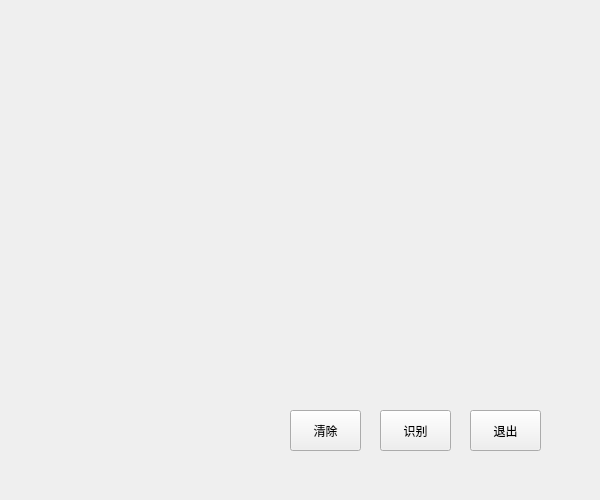
Old version of the form machine Learning/Doodle Boord/doodleboard.ui in the repository FluenceYHL/C-.
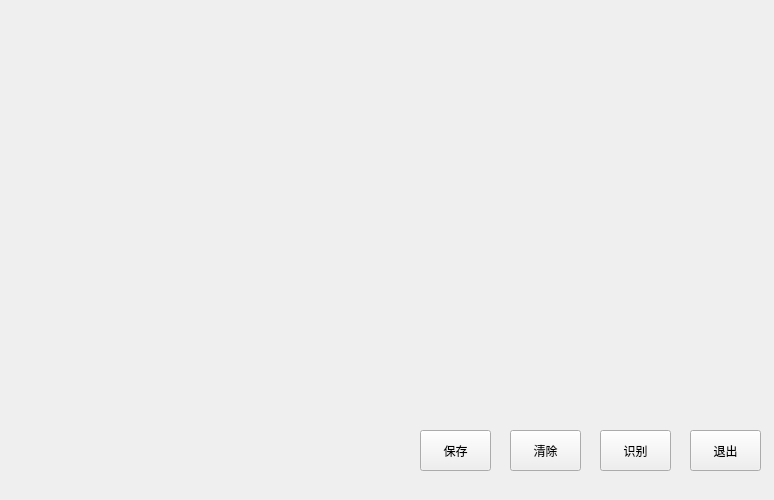
New version of the form.

Commit message: 更改了 涂鸦板 UI, 收集了轨迹, 可以保存图片

The edit to the form file:
```diff
--- a/machine Learning/Doodle Boord/doodleboard.ui
+++ b/machine Learning/Doodle Boord/doodleboard.ui
@@ -6,7 +6,7 @@
    <rect>
     <x>0</x>
     <y>0</y>
-    <width>600</width>
+    <width>774</width>
     <height>500</height>
    </rect>
   </property>
@@ -14,12 +14,41 @@
    <string>doodleBoard</string>
   </property>
   <widget class="QWidget" name="centralWidget">
+   <widget class="QPushButton" name="recognize">
+    <property name="geometry">
+     <rect>
+      <x>600</x>
+      <y>430</y>
+      <width>71</width>
+      <height>41</height>
+     </rect>
+    </property>
+    <property name="styleSheet">
+     <string notr="true">QPushButton{
+
+}
+QPushButton:pressed{
+background-color:rgba(100,255,100,200);
+border-color:rgba(255,255,255,30);
+border-style:inset;
+color:rgba(0,0,0,100);
+}
+QPushButton:hover{
+background-color:rgba(100,255,100,100);
+border-color:rgba(255,255,255,200);
+color:rgba(0,0,0,200);
+}</string>
+    </property>
+    <property name="text">
+     <string>识别</string>
+    </property>
+   </widget>
    <widget class="QLabel" name="result">
     <property name="geometry">
      <rect>
-      <x>280</x>
-      <y>10</y>
-      <width>291</width>
+      <x>420</x>
+      <y>20</y>
+      <width>331</width>
       <height>371</height>
      </rect>
     </property>
@@ -27,41 +56,89 @@
      <string/>
     </property>
    </widget>
-   <widget class="QPushButton" name="recognize">
-    <property name="geometry">
-     <rect>
-      <x>380</x>
-      <y>410</y>
-      <width>71</width>
-      <height>41</height>
-     </rect>
-    </property>
-    <property name="text">
-     <string>识别</string>
-    </property>
-   </widget>
    <widget class="QPushButton" name="close_button">
     <property name="geometry">
      <rect>
-      <x>470</x>
-      <y>410</y>
+      <x>690</x>
+      <y>430</y>
       <width>71</width>
       <height>41</height>
      </rect>
     </property>
+    <property name="styleSheet">
+     <string notr="true">QPushButton{
+
+}
+QPushButton:pressed{
+background-color:rgba(100,255,100,200);
+border-color:rgba(255,255,255,30);
+border-style:inset;
+color:rgba(0,0,0,100);
+}
+QPushButton:hover{
+background-color:rgba(100,255,100,100);
+border-color:rgba(255,255,255,200);
+color:rgba(0,0,0,200);
+}</string>
+    </property>
     <property name="text">
      <string>退出</string>
     </property>
    </widget>
+   <widget class="QPushButton" name="save_button">
+    <property name="geometry">
+     <rect>
+      <x>420</x>
+      <y>430</y>
+      <width>71</width>
+      <height>41</height>
+     </rect>
+    </property>
+    <property name="styleSheet">
+     <string notr="true">QPushButton{
+
+}
+QPushButton:pressed{
+background-color:rgba(100,255,100,200);
+border-color:rgba(255,255,255,30);
+border-style:inset;
+color:rgba(0,0,0,100);
+}
+QPushButton:hover{
+background-color:rgba(100,255,100,100);
+border-color:rgba(255,255,255,200);
+color:rgba(0,0,0,200);
+}</string>
+    </property>
+    <property name="text">
+     <string>保存</string>
+    </property>
+   </widget>
    <widget class="QPushButton" name="clear_button">
     <property name="geometry">
      <rect>
-      <x>290</x>
-      <y>410</y>
+      <x>510</x>
+      <y>430</y>
       <width>71</width>
       <height>41</height>
      </rect>
     </property>
+    <property name="styleSheet">
+     <string notr="true">QPushButton{
+
+}
+QPushButton:pressed{
+background-color:rgba(100,255,100,200);
+border-color:rgba(255,255,255,30);
+border-style:inset;
+color:rgba(0,0,0,100);
+}
+QPushButton:hover{
+background-color:rgba(100,255,100,100);
+border-color:rgba(255,255,255,200);
+color:rgba(0,0,0,200);
+}</string>
+    </property>
     <property name="text">
      <string>清除</string>
     </property>
```
The commit also changes 7 other files.
